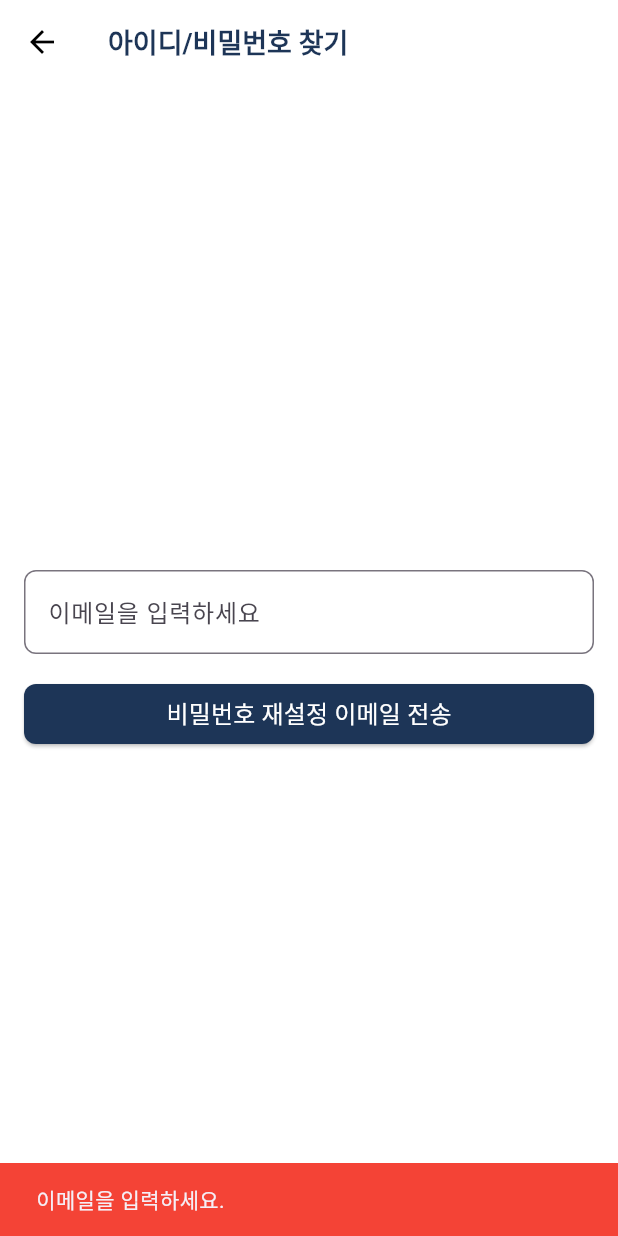
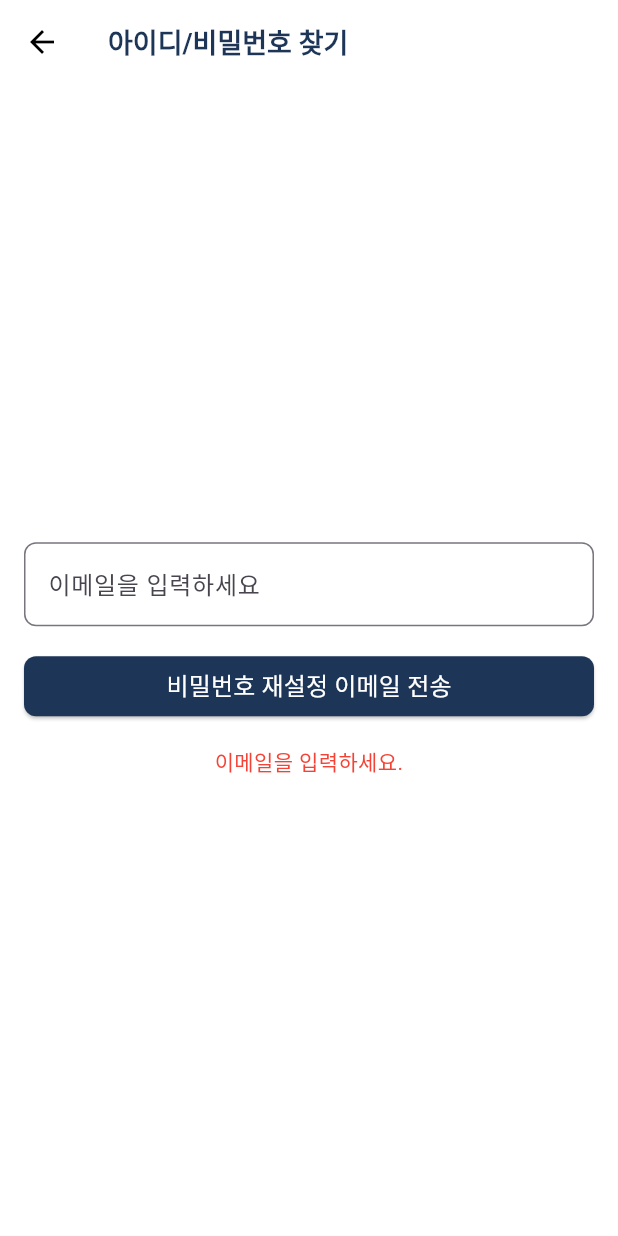
Before and after one commit to YeanJun-Lee/Gen-Z-Calendar, a Flutter app: the FindCredentialsScreen screen opened by its route, after a tap on "비밀번호 재설정 이메일 전송", on a phone screen of 412 x 824 dp. Run offline on Flutter 3.47's test engine with Material 3 defaults, Android fonts, the light colour scheme and no system bars; our stand-ins replace firebase_auth, firebase_core, hooks_riverpod; accounts and stored records are empty.

Commit message:
비밀번호 재설정 이메일 발송

```diff
--- a/lib/find_credentials_screen.dart
+++ b/lib/find_credentials_screen.dart
@@ -1,51 +1,73 @@
 import 'package:flutter/material.dart';
+import 'package:firebase_auth/firebase_auth.dart';
 
 class FindCredentialsScreen extends StatefulWidget {
   const FindCredentialsScreen({super.key});
 
   @override
-  // ignore: library_private_types_in_public_api
   _FindCredentialsScreenState createState() => _FindCredentialsScreenState();
 }
 
 class _FindCredentialsScreenState extends State<FindCredentialsScreen> {
   final TextEditingController emailController = TextEditingController();
   bool isEmailSent = false; // 이메일 전송 상태
+  String errorMessage = ''; // 에러 메시지
 
-  void sendResetPasswordEmail() {
+  // 비밀번호 재설정 이메일 전송 함수
+  Future<void> sendResetPasswordEmail() async {
     String email = emailController.text.trim();
 
-    if (email.isNotEmpty) {
-      // Firebase Authentication의 비밀번호 재설정 이메일 전송 로직
+    if (email.isEmpty) {
+      setState(() {
+        errorMessage = '이메일을 입력하세요.';
+      });
+      return;
+    }
+
     try {
-        // 예시 코드 - 실제 Firebase 연동 필요
-        // FirebaseAuth.instance.sendPasswordResetEmail(email: email);
+      // Firebase Authentication의 비밀번호 재설정 이메일 전송
+      await FirebaseAuth.instance.sendPasswordResetEmail(email: email);
 
       setState(() {
-          isEmailSent = true; // 이메일 전송 성공
+        isEmailSent = true; // 이메일 전송 성공 상태
+        errorMessage = ''; // 에러 메시지 초기화
       });
 
+      // 성공 메시지 표시
       ScaffoldMessenger.of(context).showSnackBar(
         const SnackBar(
           content: Text('비밀번호 재설정 이메일이 전송되었습니다.'),
           backgroundColor: Colors.green,
         ),
       );
+    } on FirebaseAuthException catch (e) {
+      // Firebase 오류 처리
+      setState(() {
+        isEmailSent = false; // 실패 시 상태 초기화
+        errorMessage = _getErrorMessage(e.code);
+      });
     } catch (e) {
-        ScaffoldMessenger.of(context).showSnackBar(
-          SnackBar(
-            content: Text('이메일 전송에 실패했습니다: $e'),
-            backgroundColor: Colors.red,
-          ),
-        );
+      // 기타 오류 처리
+      setState(() {
+        isEmailSent = false;
+        errorMessage = '알 수 없는 오류 발생: $e';
+      });
     }
-    } else {
-      ScaffoldMessenger.of(context).showSnackBar(
-        const SnackBar(
-          content: Text('이메일을 입력하세요.'),
-          backgroundColor: Colors.red,
-        ),
-      );
+  }
+
+  // FirebaseAuthException 오류 코드에 따른 메시지 반환
+  String _getErrorMessage(String errorCode) {
+    switch (errorCode) {
+      case 'invalid-email':
+        return '이메일 형식이 잘못되었습니다.';
+      case 'user-not-found':
+        return '등록되지 않은 이메일입니다.';
+      case 'too-many-requests':
+        return '요청이 너무 많습니다. 잠시 후 다시 시도하세요.';
+      case 'network-request-failed':
+        return '네트워크 연결에 실패했습니다.';
+      default:
+        return '이메일 전송에 실패했습니다. 다시 시도하세요.';
     }
   }
 
@@ -75,6 +97,7 @@ class _FindCredentialsScreenState extends State<FindCredentialsScreen> {
           mainAxisAlignment: MainAxisAlignment.center,
           crossAxisAlignment: CrossAxisAlignment.stretch,
           children: [
+            // 이메일 입력 필드
             TextField(
               controller: emailController,
               decoration: InputDecoration(
@@ -85,10 +108,12 @@ class _FindCredentialsScreenState extends State<FindCredentialsScreen> {
               ),
             ),
             const SizedBox(height: 16.0),
+
+            // 비밀번호 재설정 이메일 전송 버튼
             ElevatedButton(
               onPressed: sendResetPasswordEmail,
               style: ElevatedButton.styleFrom(
-                backgroundColor: Color(0xFF1D3557),
+                backgroundColor: const Color(0xFF1D3557),
                 shape: RoundedRectangleBorder(
                   borderRadius: BorderRadius.circular(8.0),
                 ),
@@ -98,7 +123,9 @@ class _FindCredentialsScreenState extends State<FindCredentialsScreen> {
                 style: TextStyle(color: Colors.white, fontSize: 16.0),
               ),
             ),
-            if (isEmailSent) // 이메일 전송 완료 메시지 표시
+
+            // 성공 메시지 표시
+            if (isEmailSent)
               const Padding(
                 padding: EdgeInsets.only(top: 16.0),
                 child: Text(
@@ -110,6 +137,20 @@ class _FindCredentialsScreenState extends State<FindCredentialsScreen> {
                   textAlign: TextAlign.center,
                 ),
               ),
+
+            // 에러 메시지 표시
+            if (errorMessage.isNotEmpty)
+              Padding(
+                padding: const EdgeInsets.only(top: 16.0),
+                child: Text(
+                  errorMessage,
+                  style: const TextStyle(
+                    color: Colors.red,
+                    fontSize: 14.0,
+                  ),
+                  textAlign: TextAlign.center,
+                ),
+              ),
           ],
         ),
       ),
```
Also changed, not shown: 2 other files. Lines whose indentation alone changed are shown as unchanged.
